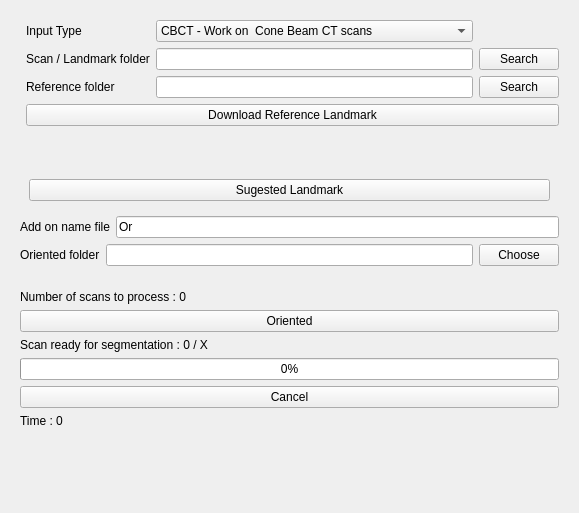
Qt form ASO/Resources/UI/ASO.ui (lucanchling/ASO) before a commit.
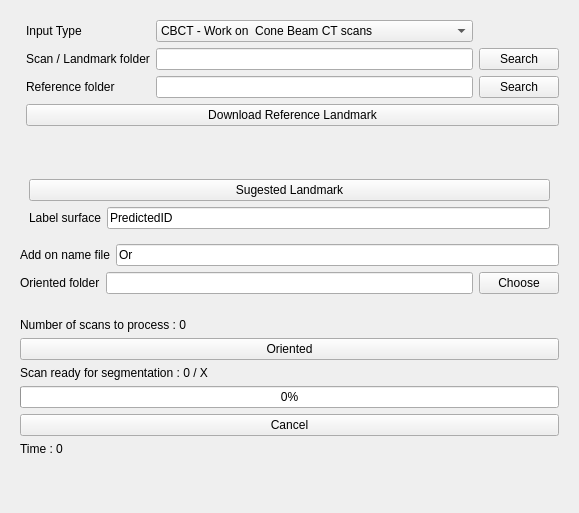
The same form after that commit. The open tabs and pages were chosen to show the change. Custom widgets are drawn as their Qt base class.

Commit message: add option to choose the label s name of segmentation

Patch:
```diff
--- a/ASO/Resources/UI/ASO.ui
+++ b/ASO/Resources/UI/ASO.ui
@@ -168,6 +168,24 @@
               </property>
              </widget>
             </item>
+            <item>
+             <layout class="QHBoxLayout" name="horizontalLayout_4">
+              <item>
+               <widget class="QLabel" name="label_5">
+                <property name="text">
+                 <string>Label surface</string>
+                </property>
+               </widget>
+              </item>
+              <item>
+               <widget class="QLineEdit" name="lineEditLabelSurface">
+                <property name="text">
+                 <string>PredictedID</string>
+                </property>
+               </widget>
+              </item>
+             </layout>
+            </item>
            </layout>
           </item>
          </layout>
```
The commit also changes 4 other files.
